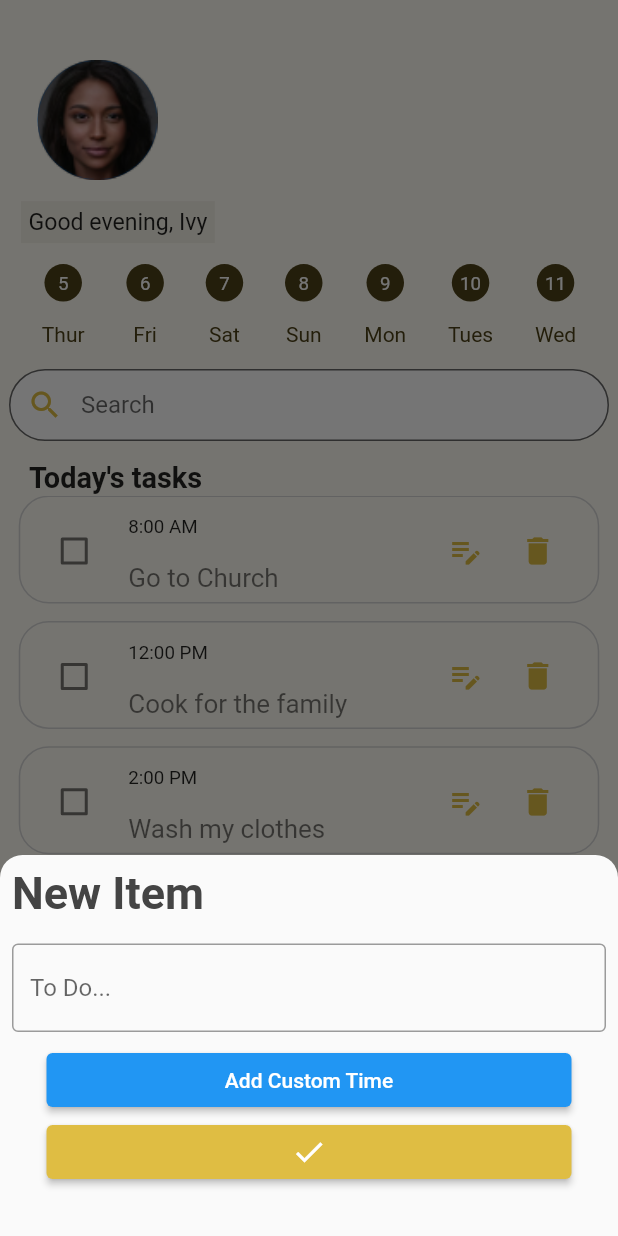
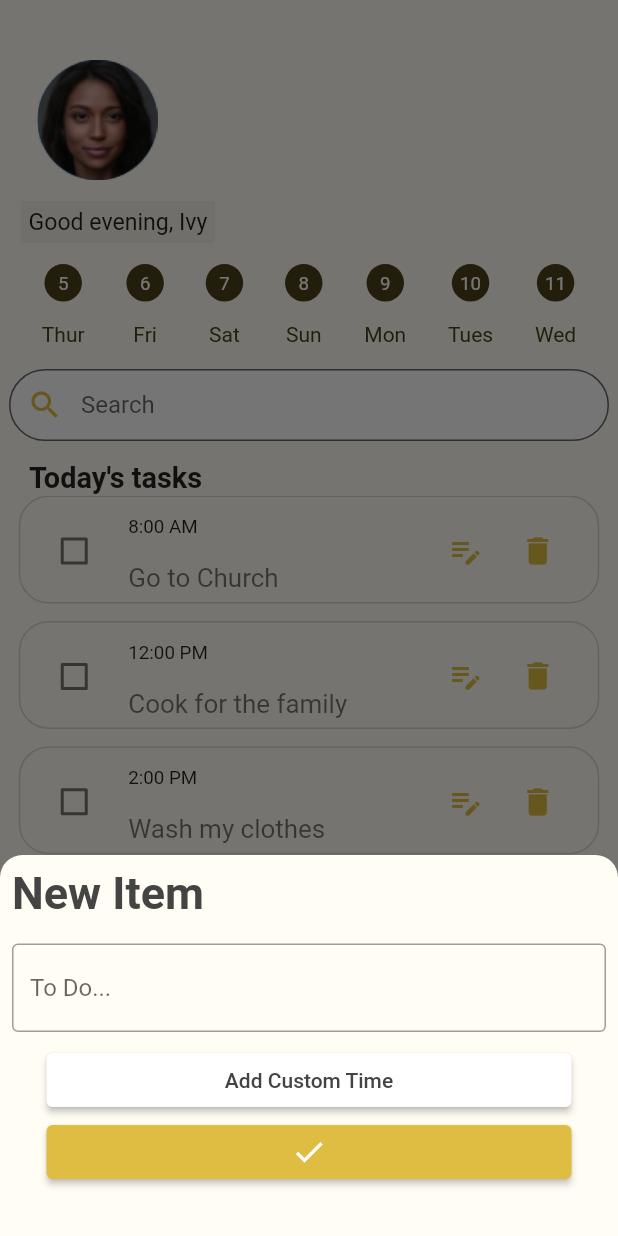
Before and after one commit to c178t/to_do_list_app, a Flutter app: the screen it shows after launch, after a tap on the "add" icon, on a phone screen of 412 x 824 dp. Run offline on Flutter 3.47's test engine with Material 2 defaults, Android fonts, the phone set to English and light mode, and no system bars; our stand-ins replace flutter_screenutil.

```diff
--- a/lib/provider.dart
+++ b/lib/provider.dart
@@ -1,8 +1,8 @@
-
-
 import 'package:flutter/material.dart';
 
 class ToDoListProvider extends ChangeNotifier {
+
+String setTime = '';
 
 TimeOfDay _timeOfDay = TimeOfDay.now();
 
@@ -68,6 +68,7 @@ final _textController = TextEditingController();
 
 
     showModalBottomSheet(
+      backgroundColor: Color.fromARGB(255, 255, 253, 244),
       isScrollControlled: true,
       shape: RoundedRectangleBorder(
         borderRadius: BorderRadius.vertical(
@@ -102,13 +103,13 @@ final _textController = TextEditingController();
                     ),
                   ),
 
-                  // Text(
-                  //   _timeOfDay.format(context).toString(),
-                  //   textAlign: TextAlign.end,
-                  //   style: TextStyle(
-                  //     fontSize: 20
-                  //   ),
-                  // )
+                  Text(
+                    setTime,
+                    textAlign: TextAlign.end,
+                    style: TextStyle(
+                      fontSize: 20
+                    ),
+                  )
                 ],
               ),
 
@@ -134,6 +135,11 @@ final _textController = TextEditingController();
                 SizedBox(
                   width: 350,
                   child: ElevatedButton(
+                    style: ButtonStyle(
+                      backgroundColor: MaterialStatePropertyAll(
+                                        Colors.white
+                                        )
+                    ),
 
                   onPressed: () {
 
@@ -144,10 +150,16 @@ final _textController = TextEditingController();
                           context: context,
                           initialTime: TimeOfDay.now()
                         ).then((value) {
+
                           _timeOfDay = value!;
                         });
                   },
-                  child: Text("Add Custom Time")
+                  child: Text(
+                    "Add Custom Time",
+                    style: TextStyle(
+                      color: Color.fromARGB(255, 68, 68, 68)
+                    ),
+                  )
                   ),
                 ),
 
@@ -158,8 +170,22 @@ final _textController = TextEditingController();
                     child: ElevatedButton(
                       onPressed: () {
 
+                        if (_textController.text == '') {
+                          showDialog(
+                            context: context,
+                            builder: (context) => AlertDialog(
+                              shape: RoundedRectangleBorder(borderRadius: BorderRadius.circular(20)),
+                              title: Text('Name of item cannot be empty'),
+                              actions: [
+                                TextButton(
+                                  onPressed: () => Navigator.pop(context),
+                                  child: Text('OK')
+                                  )
+                              ],
 
-
+                            ),
+                          );
+                        } else {
                             toDoItems.insert(
                             0,
                             {
@@ -170,6 +196,11 @@ final _textController = TextEditingController();
                             }
                           );
 
+                        if (timePressed) {
+                          setTime = _timeOfDay.format(context).toString();
+                        }
+
+
                         itemCount++;
 
                         timePressed = false;
@@ -179,6 +210,9 @@ final _textController = TextEditingController();
                         _textController.clear();
 
                         Navigator.pop(context);
+                        }
+
+
 
                        notifyListeners();
                       },
```
Lines whose indentation alone changed are shown as unchanged.
